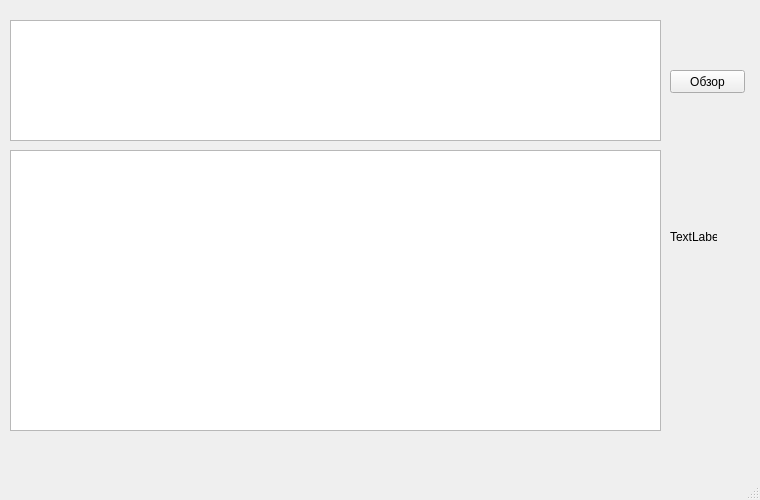
This is gui.ui in DrZugrik/Open-Spectrum as Qt 5 draws it before an edit. The edited form follows.
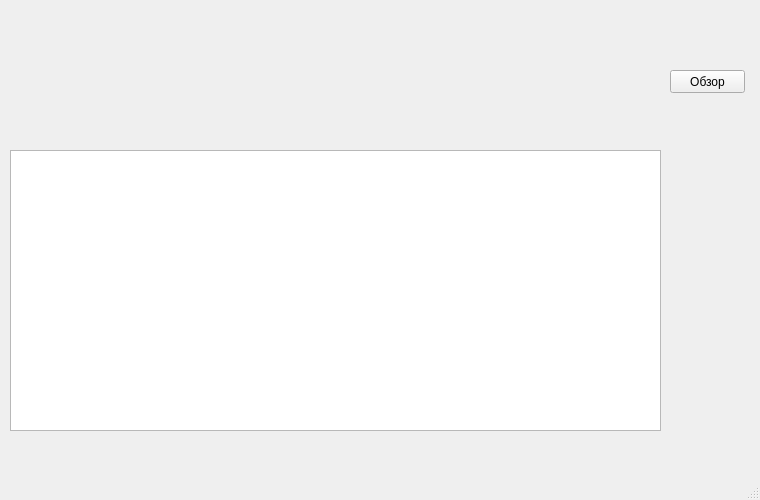
This is the edited form.

Commit message: Add dislay file spectrum

What changed in the file:
```diff
--- a/gui.ui
+++ b/gui.ui
@@ -29,16 +29,6 @@
    <locale language="English" country="UnitedKingdom"/>
   </property>
   <widget class="QWidget" name="centralwidget">
-   <widget class="QGraphicsView" name="graphicsView">
-    <property name="geometry">
-     <rect>
-      <x>10</x>
-      <y>20</y>
-      <width>651</width>
-      <height>121</height>
-     </rect>
-    </property>
-   </widget>
    <widget class="QGraphicsView" name="graphicsView_2">
     <property name="geometry">
      <rect>
@@ -65,14 +55,20 @@
    <widget class="QLabel" name="label">
     <property name="geometry">
      <rect>
-      <x>670</x>
-      <y>230</y>
-      <width>47</width>
-      <height>13</height>
+      <x>10</x>
+      <y>10</y>
+      <width>651</width>
+      <height>121</height>
      </rect>
     </property>
     <property name="text">
-     <string>TextLabel</string>
+     <string/>
+    </property>
+    <property name="scaledContents">
+     <bool>true</bool>
+    </property>
+    <property name="alignment">
+     <set>Qt::AlignCenter</set>
     </property>
    </widget>
   </widget>
```
The commit also changes 2 other files.
